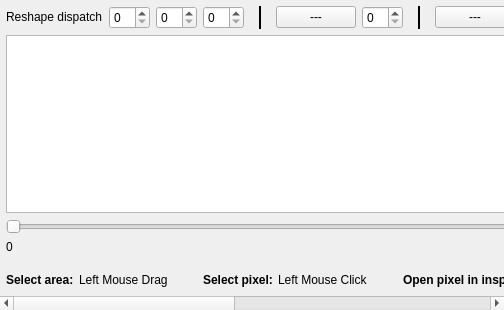
Above: source/frontend/views/ray/ray_history_viewer_widget.ui from GPUOpen-Tools/radeon_raytracing_analyzer before the change. Below: the same form after it.
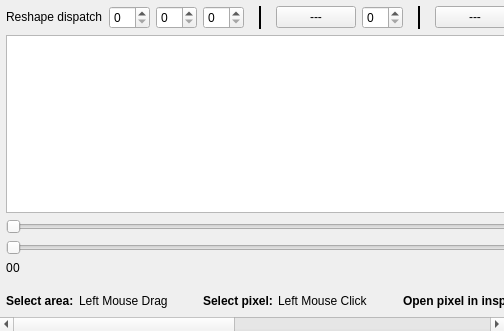
That is the form after the change. Custom widgets are drawn as their Qt base class.

The edit to the form file:
```diff
--- a/source/frontend/views/ray/ray_history_viewer_widget.ui
+++ b/source/frontend/views/ray/ray_history_viewer_widget.ui
@@ -377,6 +377,34 @@
          </property>
         </widget>
        </item>
+       <item>
+        <widget class="QSlider" name="content_ray_index_">
+         <property name="sizePolicy">
+          <sizepolicy hsizetype="Minimum" vsizetype="Fixed">
+           <horstretch>0</horstretch>
+           <verstretch>0</verstretch>
+          </sizepolicy>
+         </property>
+         <property name="minimum">
+          <number>0</number>
+         </property>
+         <property name="maximum">
+          <number>1</number>
+         </property>
+         <property name="orientation">
+          <enum>Qt::Horizontal</enum>
+         </property>
+         <property name="invertedAppearance">
+          <bool>false</bool>
+         </property>
+         <property name="invertedControls">
+          <bool>false</bool>
+         </property>
+         <property name="cursor">
+          <cursorShape>PointingHandCursor</cursorShape>
+         </property>
+        </widget>
+       </item>
        <item>
         <layout class="QHBoxLayout" name="horizontal_layout_3_">
          <property name="spacing">
@@ -407,6 +435,19 @@
            </property>
           </widget>
          </item>
+         <item>
+          <widget class="ScaledLabel" name="rh_traversal_ray_index_value_">
+           <property name="sizePolicy">
+            <sizepolicy hsizetype="Fixed" vsizetype="Fixed">
+             <horstretch>0</horstretch>
+             <verstretch>0</verstretch>
+            </sizepolicy>
+           </property>
+           <property name="text">
+            <string>0</string>
+           </property>
+          </widget>
+         </item>
          <item>
           <spacer name="horizontal_spacer_slider_info_">
            <property name="orientation">
```
